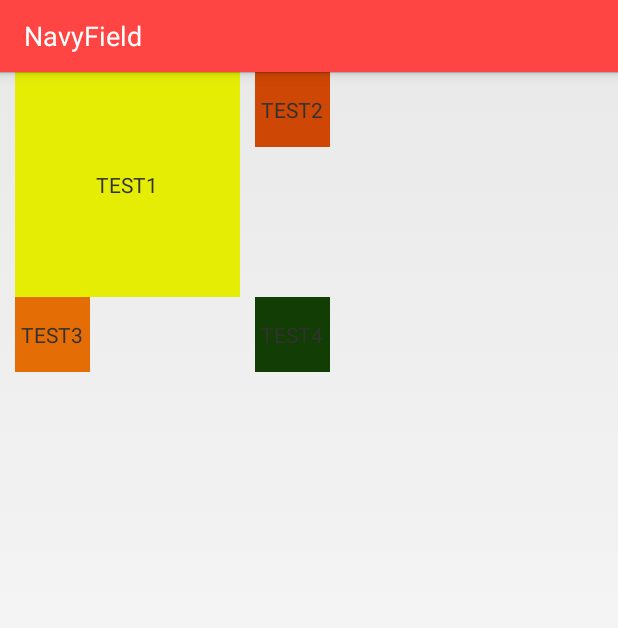
After one commit to laocuo/BeWannaBe, an Android app: the layout layout_myviewgroup.xml on its own in the app's theme, with its tools: preview values and no code run, on a phone screen of 412 x 824 dp. The commit adds this screen. Shown: the top 628 px of the screen. Run offline under Robolectric (Android 15) with nearby library versions, the phone set to English and light mode, and no system bars.

Commit message:
add diy viewgroup

```diff
--- a/MyApplication/DoAnything/src/main/java/com/example/tsdf/utils/LogUtils.java
+++ b/MyApplication/DoAnything/src/main/java/com/example/tsdf/utils/LogUtils.java
@@ -6,6 +6,7 @@ import com.example.tsdf.view.fragment.AudioControlFragment;
 import com.example.tsdf.view.fragment.ContentFragment;
 //import com.example.tsdf.view.fragment.ContentFragment;
 import com.example.tsdf.view.fragment.GalleryShowFragment;
+import com.example.tsdf.view.fragment.MyViewGroupFragment;
 import com.example.tsdf.view.fragment.PowerCalculatorFragment;
 import com.example.tsdf.view.fragment.ShowMatrixFragment;
 import com.example.tsdf.view.fragment.ShowMatrixGalleryFragment;
@@ -45,7 +46,8 @@ public class LogUtils {
             AudioControlFragment.class,
             GalleryShowFragment.class,
             PowerCalculatorFragment.class,
-            ViewDragFragment.class
+            ViewDragFragment.class,
+            MyViewGroupFragment.class
     };
 
     public static int[] getStringList() {
--- /dev/null
+++ b/MyApplication/DoAnything/src/main/java/com/example/tsdf/view/CustomizedView/MyViewGroup.java
@@ -0,0 +1,163 @@
+package com.example.tsdf.view.CustomizedView;
+
+import android.content.Context;
+import android.util.AttributeSet;
+import android.view.View;
+import android.view.ViewGroup;
+
+import com.example.tsdf.utils.L;
+
+/**
+ * Created by administrator on 12/8/15.
+ */
+public class MyViewGroup extends ViewGroup {
+    public MyViewGroup(Context context, AttributeSet attrs) {
+        super(context, attrs);
+    }
+
+    @Override
+    public ViewGroup.LayoutParams generateLayoutParams(AttributeSet attrs) {
+        return new MarginLayoutParams(this.getContext(), attrs);
+    }
+
+    // abstract method in viewgroup
+    @Override
+    protected void onLayout(boolean changed, int l, int t, int r, int b)
+    {
+        int cCount = getChildCount();
+        int cWidth = 0;
+        int cHeight = 0;
+        MarginLayoutParams cParams = null;
+        L.d("getWidth()="+getWidth());
+        L.d("getHeight()="+getHeight());
+        /**
+         * 遍历所有childView根据其宽和高，以及margin进行布局
+         */
+        for (int i = 0; i < cCount; i++)
+        {
+            View childView = getChildAt(i);
+            cWidth = childView.getMeasuredWidth();
+            cHeight = childView.getMeasuredHeight();
+            cParams = (MarginLayoutParams) childView.getLayoutParams();
+
+            int cl = 0, ct = 0, cr = 0, cb = 0;
+
+            switch (i)
+            {
+                case 0:
+                    cl = cParams.leftMargin;
+                    ct = cParams.topMargin;
+                    break;
+                case 1:
+                    cl = getWidth() - cWidth - cParams.leftMargin
+                            - cParams.rightMargin;
+                    ct = cParams.topMargin;
+
+                    break;
+                case 2:
+                    cl = cParams.leftMargin;
+                    ct = getHeight() - cHeight - cParams.bottomMargin;
+                    break;
+                case 3:
+                    cl = getWidth() - cWidth - cParams.leftMargin
+                            - cParams.rightMargin;
+                    ct = getHeight() - cHeight - cParams.bottomMargin;
+                    break;
+
+            }
+            cr = cl + cWidth;
+            cb = cHeight + ct;
+            childView.layout(cl, ct, cr, cb);
+        }
+
+    }
+
+    /**
+     * 计算所有ChildView的宽度和高度 然后根据ChildView的计算结果，设置自己的宽和高
+     */
+    @Override
+    protected void onMeasure(int widthMeasureSpec, int heightMeasureSpec)
+    {
+        /**
+         * 获得此ViewGroup上级容器为其推荐的宽和高，以及计算模式
+         */
+        int widthMode = MeasureSpec.getMode(widthMeasureSpec);
+        int heightMode = MeasureSpec.getMode(heightMeasureSpec);
+        int sizeWidth = MeasureSpec.getSize(widthMeasureSpec);
+        int sizeHeight = MeasureSpec.getSize(heightMeasureSpec);
+
+
+        // 计算出所有的childView的宽和高
+        measureChildren(widthMeasureSpec, heightMeasureSpec);
+        /**
+         * 记录如果是wrap_content是设置的宽和高
+         */
+        int width = 0;
+        int height = 0;
+
+        int cCount = getChildCount();
+
+        int cWidth = 0;
+        int cHeight = 0;
+        MarginLayoutParams cParams = null;
+
+        // 用于计算左边两个childView的高度
+        int lHeight = 0;
+        // 用于计算右边两个childView的高度，最终高度取二者之间大值
+        int rHeight = 0;
+
+        // 用于计算上边两个childView的宽度
+        int tWidth = 0;
+        // 用于计算下面两个childiew的宽度，最终宽度取二者之间大值
+        int bWidth = 0;
+
+        /**
+         * 根据childView计算的出的宽和高，以及设置的margin计算容器的宽和高，主要用于容器是warp_content时
+         */
+        for (int i = 0; i < cCount; i++)
+        {
+            View childView = getChildAt(i);
+            cWidth = childView.getMeasuredWidth();
+            cHeight = childView.getMeasuredHeight();
+            cParams = (MarginLayoutParams) childView.getLayoutParams();
+
+            // 上面两个childView
+            if (i == 0 || i == 1)
+            {
+                tWidth += cWidth + cParams.leftMargin + cParams.rightMargin;
+            }
+
+            if (i == 2 || i == 3)
+            {
+                bWidth += cWidth + cParams.leftMargin + cParams.rightMargin;
+            }
+
+            if (i == 0 || i == 2)
+            {
+                lHeight += cHeight + cParams.topMargin + cParams.bottomMargin;
+            }
+
+            if (i == 1 || i == 3)
+            {
+                rHeight += cHeight + cParams.topMargin + cParams.bottomMargin;
+            }
+
+        }
+
+        width = Math.max(tWidth, bWidth);
+        height = Math.max(lHeight, rHeight);
+        L.d("widthMode="+widthMode);
+        L.d("heightMode="+heightMode);
+        L.d("sizeWidth="+sizeWidth);
+        L.d("sizeHeight="+sizeHeight);
+        L.d("width="+width);
+        L.d("height="+height);
+        /**
+         * 如果是wrap_content设置为我们计算的值
+         * 否则：直接设置为父容器计算的值
+         */
+        setMeasuredDimension((widthMode == MeasureSpec.EXACTLY) ? sizeWidth
+                : width, (heightMode == MeasureSpec.EXACTLY) ? sizeHeight
+                : height);
+    }
+}
--- /dev/null
+++ b/MyApplication/DoAnything/src/main/res/layout/layout_myviewgroup.xml
@@ -0,0 +1,38 @@
+<?xml version="1.0" encoding="utf-8"?>
+<com.example.tsdf.view.CustomizedView.MyViewGroup xmlns:android="http://schemas.android.com/apk/res/android"
+    android:layout_width="wrap_content"
+    android:layout_height="wrap_content">
+
+    <TextView
+        android:layout_width="150dp"
+        android:layout_height="150dp"
+        android:gravity="center"
+        android:layout_marginLeft="10dp"
+        android:layout_marginRight="10dp"
+        android:background="#E5ED05"
+        android:text="TEST1"/>
+    <TextView
+        android:layout_width="50dp"
+        android:layout_height="50dp"
+        android:gravity="center"
+        android:layout_marginLeft="10dp"
+        android:layout_marginRight="10dp"
+        android:background="#CE4705"
+        android:text="TEST2"/>
+    <TextView
+        android:layout_width="50dp"
+        android:layout_height="50dp"
+        android:gravity="center"
+        android:layout_marginLeft="10dp"
+        android:layout_marginRight="10dp"
+        android:background="#E46D05"
+        android:text="TEST3"/>
+    <TextView
+        android:layout_width="50dp"
+        android:layout_height="50dp"
+        android:gravity="center"
+        android:layout_marginLeft="10dp"
+        android:layout_marginRight="10dp"
+        android:background="#123D05"
+        android:text="TEST4"/>
+</com.example.tsdf.view.CustomizedView.MyViewGroup>
--- a/MyApplication/DoAnything/src/main/res/values/attr.xml
+++ b/MyApplication/DoAnything/src/main/res/values/attr.xml
@@ -15,4 +15,8 @@
         <attr name="splitSize" />
         <attr name="bg" />
     </declare-styleable>
+    <declare-styleable name="namePokaViewGroup">
+        <attr name="leftSize" format="integer"/>
+        <attr name="topSize" format="integer"/>
+    </declare-styleable>
 </resources>
```
Also changed, not shown: MyApplication/DoAnything/src/main/java/com/example/tsdf/view/CustomizedView/PokaViewGroup.java (added, +70 -0 lines), MyApplication/DoAnything/src/main/java/com/example/tsdf/view/fragment/MyViewGroupFragment.java (added, +20 -0 lines), MyApplication/DoAnything/src/main/res/layout/layout_pokaviewgroup.xml (added, +38 -0 lines).
